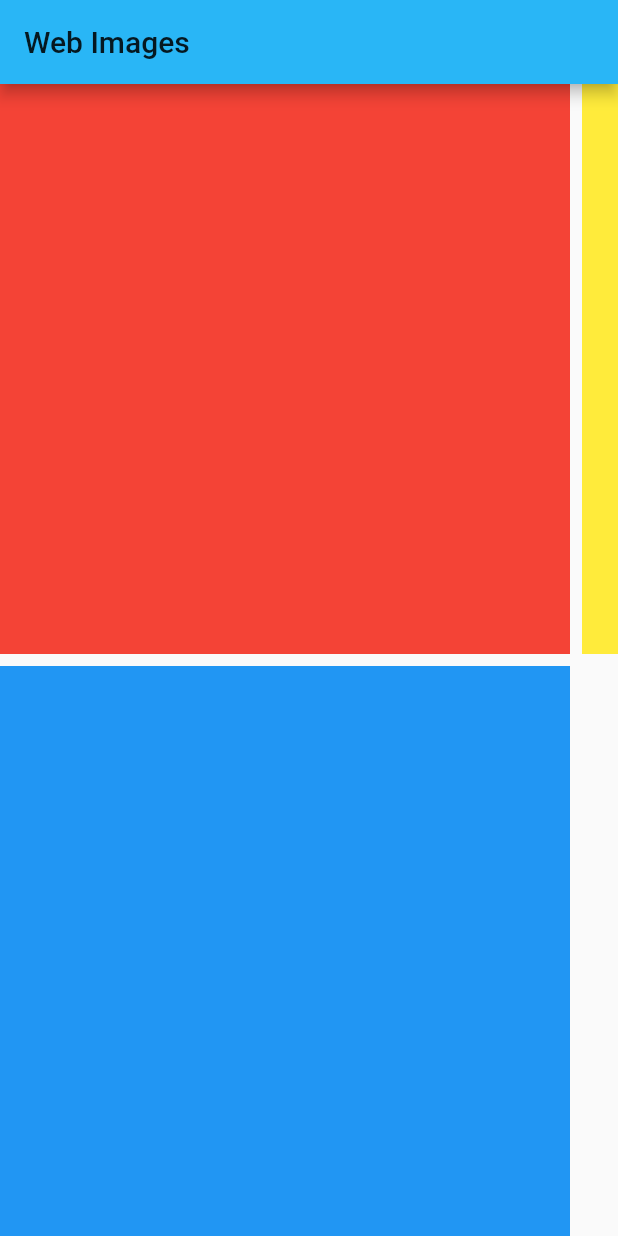
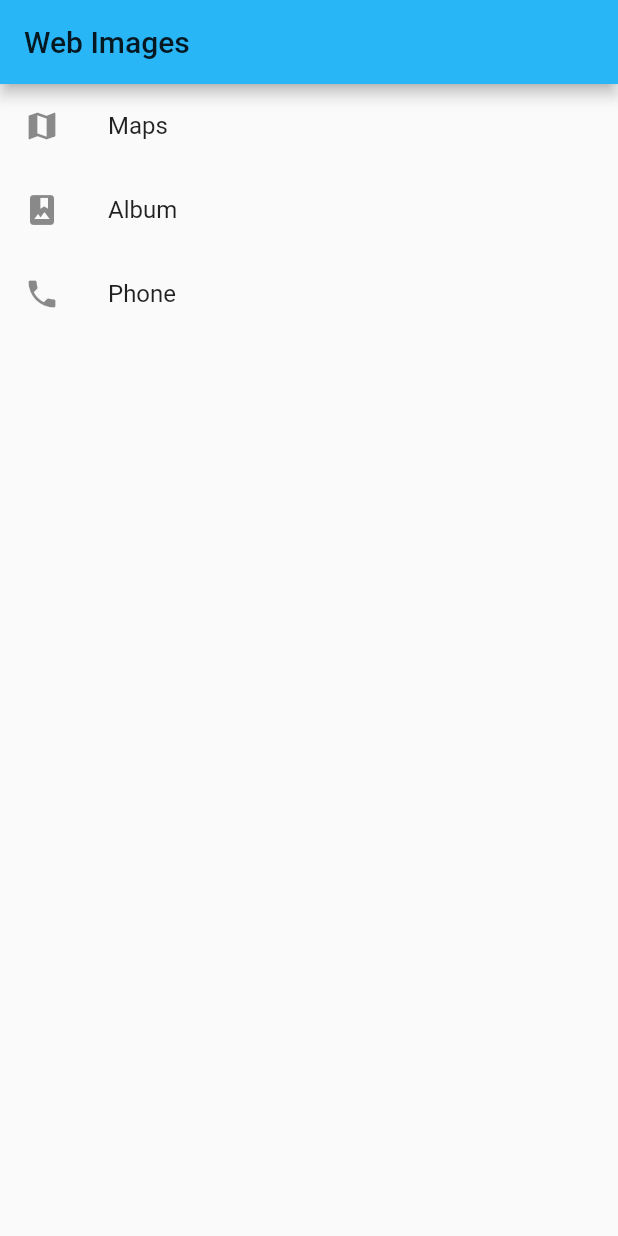
Before and after one commit to pepix/Flutter-Cookbook, a Flutter app: the screen it shows after launch, on a phone screen of 412 x 824 dp. Run offline on Flutter 3.47's test engine with Material 2 defaults, Android fonts, the phone set to English and light mode, and no system bars; our stand-ins replace cached_network_image.

Commit message:
add ListView

```diff
--- a/lib/main.dart
+++ b/lib/main.dart
@@ -19,24 +19,57 @@ class MyApp extends StatelessWidget {
         appBar: new AppBar(
           title: new Text(title),
         ),
-        body: new GridView.count(
-            crossAxisCount: 2,
-            mainAxisSpacing: 8.0, // ColumnSpace
-            crossAxisSpacing: 8.0, // RowSpace
-            childAspectRatio: 1.0,
-            scrollDirection: Axis.horizontal,
-            children: <Widget>[
-              new Container(
-                color: Colors.red,
-              ),
-              new Container(
-                color: Colors.blue,
-              ),
-              new Container(
-                color: Colors.yellow,
-              ),
-            ],
-        ),
+        body: new ListView(
+          children: <Widget>[
+            new ListTile(
+              leading: new Icon(Icons.map),
+              title: new Text("Maps"),
+            ),
+            new ListTile(
+              leading: new Icon(Icons.photo_album),
+              title: new Text("Album"),
+            ),
+            new ListTile(
+              leading: new Icon(Icons.phone),
+              title: new Text("Phone"),
+            )
+          ],
+        )
+
+//        new Column(
+//          children: <Widget>[
+//            new Expanded(
+//              child: new GridView.count(
+//                crossAxisCount: 2,
+//                mainAxisSpacing: 8.0, // ColumnSpace
+//                crossAxisSpacing: 8.0, // RowSpace
+//                childAspectRatio: 1.0,
+//                scrollDirection: Axis.vertical,
+//                children: <Widget>[
+//                  new Container(
+//                    color: Colors.red,
+//                  ),
+//                  new Container(
+//                    color: Colors.blue,
+//                  ),
+//                  new Container(
+//                    color: Colors.yellow,
+//                  ),
+//                  new Container(
+//                    color: Colors.grey,
+//                  ),
+//                  new Container(
+//                    color: Colors.green,
+//                  ),
+//                  new Container(
+//                    color: Colors.pink,
+//                  ),
+//                ],
+//              ),
+//            ),
+//          ],
+//        )
+
         /*
         body: new Center(
           child: new CachedNetworkImage(
```
